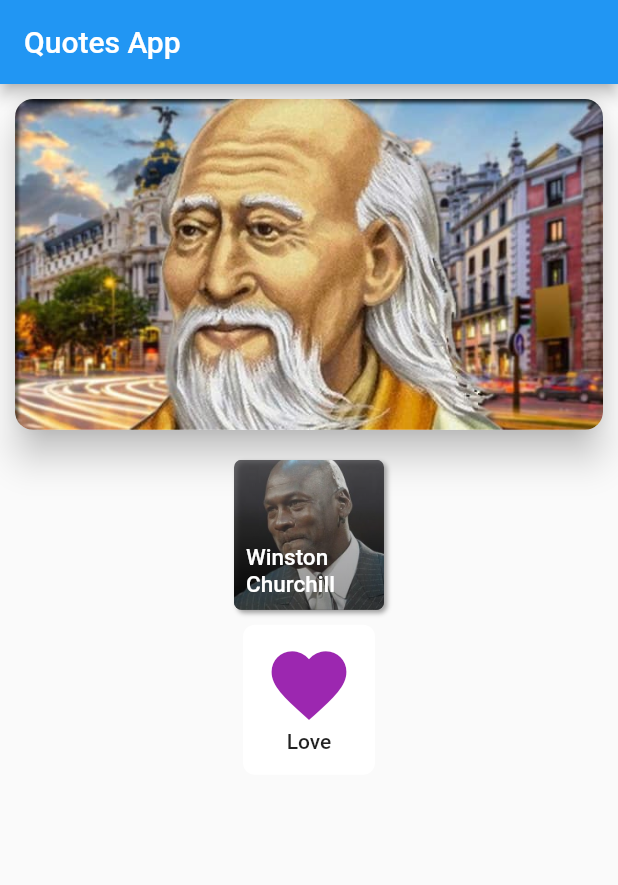
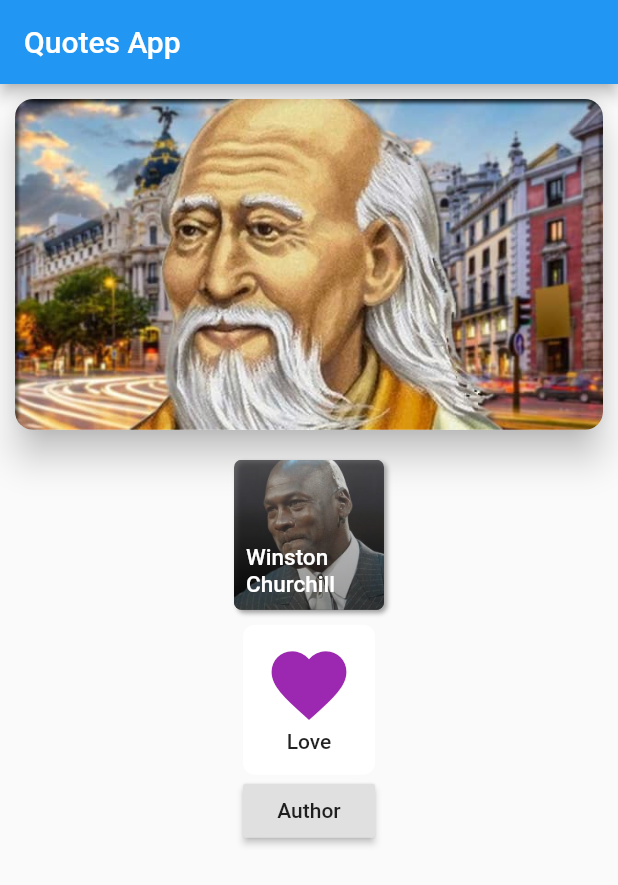
Before and after one commit to dhayaec/quotesapp, a Flutter app: the screen it shows after launch, on a phone screen of 412 x 824 dp. Shown: the top 885 px of the screen. Run offline on Flutter 3.47's test engine with Material 2 defaults, Android fonts, the phone set to English and light mode, and no system bars; our stand-ins replace bloc.

Commit message:
add author page

```diff
--- a/lib/main.dart
+++ b/lib/main.dart
@@ -25,12 +25,7 @@ class _MyAppState extends State<MyApp> {
   Widget build(BuildContext context) {
     return MaterialApp(
       title: APP_NAME,
-      home: Scaffold(
-        appBar: AppBar(
-          title: Text(APP_NAME),
-        ),
-        body: Home(),
-      ),
+      home: Home(),
     );
   }
 }
--- a/lib/pages/Home.dart
+++ b/lib/pages/Home.dart
@@ -1,12 +1,18 @@
 import 'package:flutter/material.dart';
+import 'package:quotesapp/pages/Author.dart';
 import 'package:quotesapp/ui/AuthorThumbnail.dart';
 import 'package:quotesapp/ui/HomeBanner.dart';
 import 'package:quotesapp/ui/IconThumbnail.dart';
+import 'package:quotesapp/utils/constants.dart';
 
 class Home extends StatelessWidget {
   @override
   Widget build(BuildContext context) {
-    return Column(
+    return Scaffold(
+        appBar: AppBar(
+          title: Text(APP_NAME),
+        ),
+        body: Column(
           children: <Widget>[
             HomeBanner(
               imageSrc: 'assets/authors/Lao-Tzu.jpg',
@@ -20,8 +26,21 @@ class Home extends StatelessWidget {
               name: 'Love',
               icon: Icons.favorite,
               onPressed: () => print('icon pressed'),
+            ),
+            RaisedButton(
+              onPressed: () {
+                Navigator.push(
+                  context,
+                  MaterialPageRoute(
+                      builder: (context) => Author(
+                            imgSrc: 'assets/authors/Michael-Jordan.jpg',
+                            name: 'Micheal Jordan Quotes',
+                          )),
+                );
+              },
+              child: Text('Author'),
             )
           ],
-    );
+        ));
   }
 }
```
Also changed, not shown: lib/pages/Author.dart (added, +49 -0 lines). Lines whose indentation alone changed are shown as unchanged.
